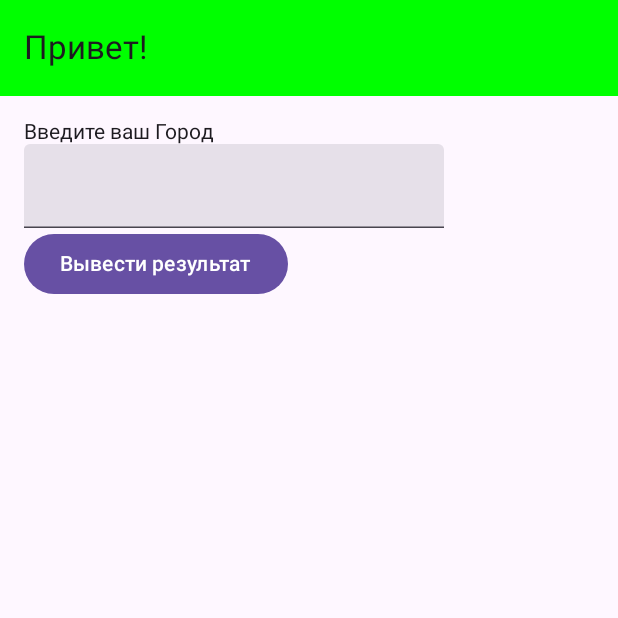
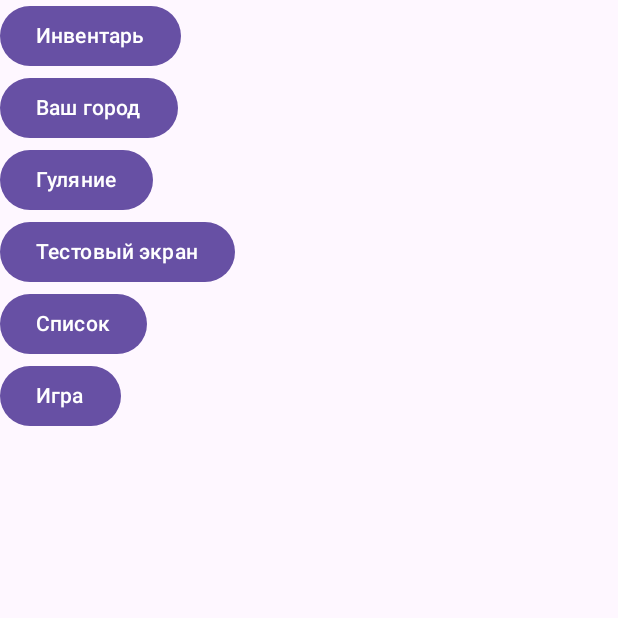
Before and after one commit to Skover3563/inventory, an Android app built with Jetpack Compose: the screen it shows after launch (MainActivity), on a phone screen of 412 x 824 dp, the top half of it. Run offline under Robolectric (Android 15) with nearby library versions, the phone set to English and light mode, and no system bars.

Commit message:
Создал ветку trainin

```diff
--- a/app/src/main/java/com/skover/inventori/City.kt
+++ b/app/src/main/java/com/skover/inventori/City.kt
@@ -1,4 +1,5 @@
 package com.skover.inventori
+
 
 import androidx.compose.foundation.layout.Column
 import androidx.compose.foundation.layout.fillMaxSize
@@ -15,17 +16,20 @@ import androidx.compose.ui.Modifier
 import androidx.compose.ui.unit.dp
 import androidx.navigation.NavHostController
 
+const val CITY_SCREEN = "City screen"
+
 @Composable
-fun CityiScreen(navController: NavHostController) {
-
+fun CityScreen(navController: NavHostController) {
     var city by rememberSaveable { mutableStateOf("") }
     var result by rememberSaveable { mutableStateOf("") }
-    Column (modifier = Modifier
-        .fillMaxSize()
-        .padding(16.dp)){
-        Text(text = "Введите ваш Город")
-        TextField(value = city, onValueChange = {city = it})
-        Button(onClick = { result = "Ваш город - $city" }) {
+    Column(
+        modifier = Modifier
+            .fillMaxSize()
+            .padding(16.dp)
+    ) {
+        Text(text = "Введите вашу страну")
+        TextField(value = city, onValueChange = { city = it })
+        Button(onClick = { result = "Ваша страна - $city" }) {
             Text(text = "Вывести результат")
         }
         Text(text = result)
--- a/app/src/main/java/com/skover/inventori/InventoryApp.kt
+++ b/app/src/main/java/com/skover/inventori/InventoryApp.kt
@@ -1,83 +1,50 @@
 package com.skover.inventori
 
-import android.os.Bundle
-import androidx.activity.ComponentActivity
-import androidx.activity.compose.setContent
+
+
 import androidx.compose.foundation.layout.Column
-import androidx.compose.foundation.layout.padding
 import androidx.compose.material3.Button
-import androidx.compose.material3.ExperimentalMaterial3Api
-import androidx.compose.material3.Scaffold
 import androidx.compose.material3.Text
 import androidx.compose.material3.TextField
-import androidx.compose.material3.TopAppBar
-import androidx.compose.material3.TopAppBarDefaults.topAppBarColors
 import androidx.compose.runtime.Composable
 import androidx.compose.runtime.getValue
 import androidx.compose.runtime.mutableStateOf
 import androidx.compose.runtime.saveable.rememberSaveable
 import androidx.compose.runtime.setValue
-import androidx.compose.ui.Modifier
-import androidx.compose.ui.graphics.Color
+import androidx.compose.ui.unit.sp
 import androidx.navigation.NavHostController
-import androidx.navigation.compose.NavHost
-import androidx.navigation.compose.composable
-import androidx.navigation.compose.rememberNavController
 
+@Composable
+fun InventoryScreen(navController: NavHostController) {
 
+}
 
-@OptIn(ExperimentalMaterial3Api::class)
-@Composable
-fun InventoryApp() {
-    Scaffold(topBar = {
-        TopAppBar(
-            title = { Text(text = "Привет!") },
-            colors = topAppBarColors(containerColor = Color.Green)
-        )
-    })
-    { padding ->
-        val navController = rememberNavController()
-        NavHost(
-            navController = navController, startDestination = INVETORi_SCREEN,
-            modifier = Modifier.padding(padding)
-
-        ) {
-            composable(INVETORi_SCREEN) { CityiScreen(navController) }
-            composable(ADD_ITEM_SCREEN) { AddItemScreen(navController) }
-            composable(EDIT_ITEM_SCREEN) { EditItemScreen(navController) }
-            composable(ITEM_DETALIC_SCREEN) { ItemDetalicScreen(navController) }
-
-        }
-    }
-}
 @Composable
 fun AddItemScreen(navController: NavHostController) {
     var name by rememberSaveable { mutableStateOf("") }
     var surname by rememberSaveable { mutableStateOf("") }
-    var resualt by rememberSaveable { mutableStateOf("") }
+    var result by rememberSaveable { mutableStateOf("") }
     Column {
         TextField(value = name, onValueChange = { name = it })
         TextField(value = surname, onValueChange = { surname = it })
-        Button(onClick = { resualt =  "$name $surname "  }) {
-            Text(text = "Aнука что там")
+        Button(onClick = { result = "$name $surname" }) {
+            Text(text = "Анука что там будет")
         }
+        Text(text = result, fontSize = 50.sp)
+    }
+}
 
-    }
+@Composable
+fun EditItemScreen(navController: NavHostController) {
 
 }
 
 @Composable
-fun EditItemScreen(navController: NavHostController) {
-    TODO("Not yet implemented")
+fun ItemDetailsScreen(navController: NavHostController) {
+
 }
 
-@Composable
-fun ItemDetalicScreen(navController: NavHostController) {
-    TODO("Not yet implemented")
-}
-
-
-const val INVETORi_SCREEN = "Inventori"
-const val ADD_ITEM_SCREEN = "Add aitem"
-const val EDIT_ITEM_SCREEN = "Edit item"
-const val ITEM_DETALIC_SCREEN = "ItemDetalicScreen"
+const val INVENTORY_SCREEN = "Inventory"
+const val ADD_ITEM_SCREEN = "Add Item"
+const val EDIT_ITEM_SCREEN = "Edit Item"
+const val ITEM_DETAILS_SCREEN = "Item Details"
--- a/app/src/main/java/com/skover/inventori/MainActivity.kt
+++ b/app/src/main/java/com/skover/inventori/MainActivity.kt
@@ -3,44 +3,96 @@ package com.skover.inventori
 import android.os.Bundle
 import androidx.activity.ComponentActivity
 import androidx.activity.compose.setContent
-import androidx.compose.foundation.background
-import androidx.compose.foundation.layout.Arrangement
 import androidx.compose.foundation.layout.Column
-import androidx.compose.foundation.layout.Row
-import androidx.compose.foundation.layout.Spacer
 import androidx.compose.foundation.layout.fillMaxSize
-import androidx.compose.foundation.layout.fillMaxWidth
-import androidx.compose.foundation.layout.height
 import androidx.compose.foundation.layout.padding
-import androidx.compose.foundation.rememberScrollState
-import androidx.compose.foundation.shape.RoundedCornerShape
-import androidx.compose.foundation.verticalScroll
 import androidx.compose.material3.Button
-import androidx.compose.material3.HorizontalDivider
+import androidx.compose.material3.ExperimentalMaterial3Api
+import androidx.compose.material3.Scaffold
 import androidx.compose.material3.Text
-import androidx.compose.material3.TextField
 import androidx.compose.runtime.Composable
-import androidx.compose.runtime.getValue
-import androidx.compose.runtime.mutableStateOf
-import androidx.compose.runtime.saveable.rememberSaveable
-import androidx.compose.runtime.setValue
-import androidx.compose.ui.Alignment
 import androidx.compose.ui.Modifier
-import androidx.compose.ui.draw.clip
-import androidx.compose.ui.graphics.Color
-import androidx.compose.ui.text.font.FontWeight
-import androidx.compose.ui.text.font.FontWeight.Companion.W500
-import androidx.compose.ui.text.style.TextDecoration
-import androidx.compose.ui.unit.dp
-import androidx.compose.ui.unit.sp
 import androidx.navigation.NavHostController
-
+import androidx.navigation.compose.NavHost
+import androidx.navigation.compose.composable
+import androidx.navigation.compose.rememberNavController
+import com.dmitrysukhov.inventory.TEST_SCREEN
+import com.skover.inventori.ui.theme.LIST_SCREEN
+import com.skover.inventori.ui.theme.Listscreen
 
 class MainActivity : ComponentActivity() {
     override fun onCreate(savedInstanceState: Bundle?) {
         super.onCreate(savedInstanceState)
-        setContent {
-            InventoryApp()
+        setContent { MyApp() }
+    }
+}
+
+@OptIn(ExperimentalMaterial3Api::class)
+@Composable
+fun MyApp() {
+    Scaffold()
+    { padding ->
+        val navController = rememberNavController()
+        NavHost(
+            navController = navController,
+            startDestination = MAIN_SCREEN,
+            modifier = Modifier.padding(padding)
+        ) {
+            composable(MAIN_SCREEN) { MainScreen(navController) }
+
+            composable(CITY_SCREEN) { CityScreen(navController) }
+
+
+
+            composable(LIST_SCREEN) { Listscreen(navController) }
+
+            composable(SCREEN_FOREST) { ScreenForest(navController) }
+            composable(SCREEN_CAVE) { ScreenCave(navController) }
+            composable(SCREEN_CAVE2) { ScreenCave2(navController) }
+            composable(SCREEN_STRANIK) { ScreenStranik(navController) }
+            composable(SCREEN_WICKED) { ScreenWicked(navController) }
+            composable(SCREEN_STRANIK2) { ScreenStranik2(navController) }
+            composable(SCREEN_CLIND) { ScreenClind(navController) }
+            composable(SCREEN_EXIT) { ScreenExit(navController) }
+
+            composable(INVENTORY_SCREEN) { InventoryScreen(navController) }
+            composable(ADD_ITEM_SCREEN) { AddItemScreen(navController) }
+            composable(EDIT_ITEM_SCREEN) { EditItemScreen(navController) }
+            composable(ITEM_DETAILS_SCREEN) { ItemDetailsScreen(navController) }
+
+            composable(SCREEN_HOUSE) { ScreenHouse(navController) }
+            composable(SCREEN_ATB) { ScreenAtb(navController) }
+            composable(SCREEN_HOME) { ScreenHome(navController) }
+            composable(SCREEN_WALK) { ScreenWalk(navController) }
         }
     }
 }
+
+
+val MAIN_SCREEN = "Main screen"
+
+@Composable
+fun MainScreen(navController: NavHostController) {
+    Column(modifier = Modifier.fillMaxSize()) {
+        Button(onClick = { navController.navigate(INVENTORY_SCREEN) }) {
+            Text(text = "Инвентарь")
+        }
+        Button(onClick = { navController.navigate(CITY_SCREEN) }) {
+            Text(text = "Ваш город")
+        }
+        Button(onClick = { navController.navigate(SCREEN_HOUSE) }) {
+            Text(text = "Гуляние")
+        }
+        Button(onClick = { navController.navigate(TEST_SCREEN) }) {
+            Text(text = "Тестовый экран")
+        }
+        Button(onClick = { navController.navigate(LIST_SCREEN) }) {
+            Text(text = "Список")
+        }
+        Button(onClick = { navController.navigate(SCREEN_FOREST) }) {
+            Text(text = "Игра")
+        }
+
+    }
+
+}
```
Also changed, not shown: app/src/main/java/com/skover/inventori/Maze.kt (added, +168 -0 lines), app/src/main/java/com/skover/inventori/Walk.kt (+3 -127 lines), app/src/main/java/com/skover/inventori/ui/theme/List.kt (added, +82 -0 lines), app/src/main/res/drawable/cave.png (added), app/src/main/res/drawable/fonnp.png (added), app/src/main/res/drawable/mein1.png (added), app/src/main/res/drawable/stranik.png (added).
